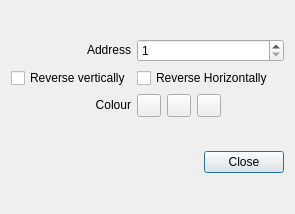
This is ui/src/addresstool.ui in mcallegari/qlcplus as Qt 5 draws it before an edit. The edited form follows.
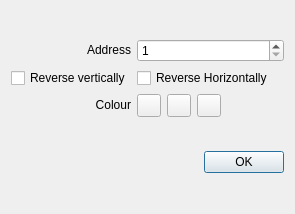
This is the edited form.

Commit message:
Add Address Tool to "Add Fixture" dialog for DMX address input
Add a button next to the address spin in the "Add Fixture" dialog that can be clicked
to display the required DIP switch configuration for the given address or to change
the address by modifying the sliders positions.

What changed in the file:
```diff
--- a/ui/src/addresstool.ui
+++ b/ui/src/addresstool.ui
@@ -107,7 +107,7 @@
       <enum>Qt::Horizontal</enum>
      </property>
      <property name="standardButtons">
-      <set>QDialogButtonBox::Close</set>
+      <set>QDialogButtonBox::Ok</set>
      </property>
     </widget>
    </item>
```
The commit also changes 5 other files.
